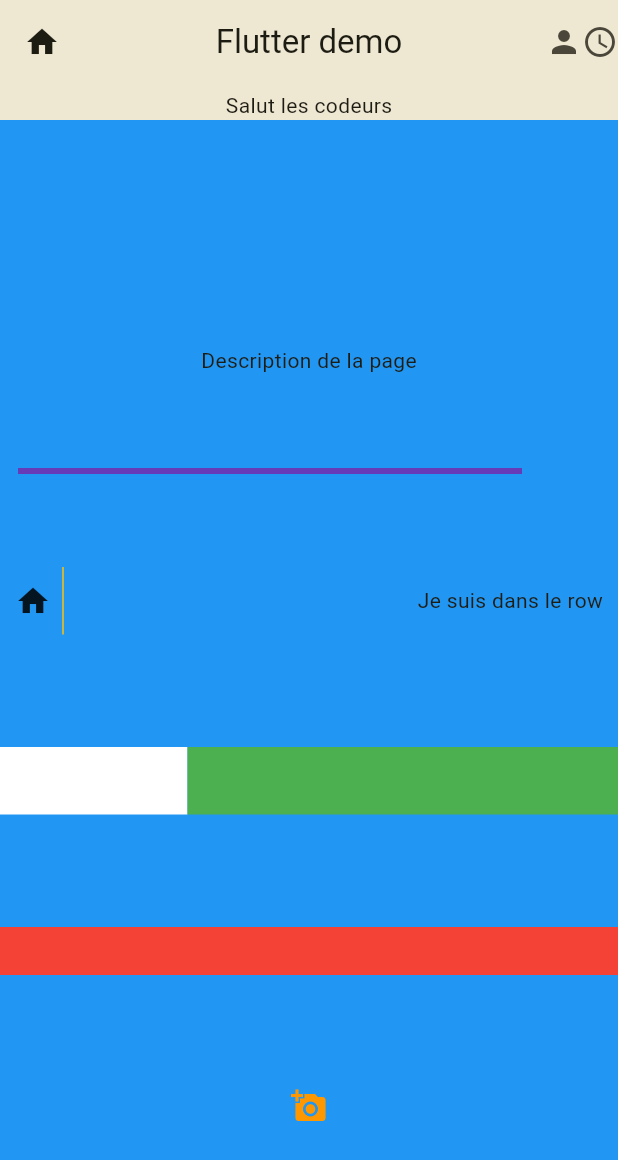
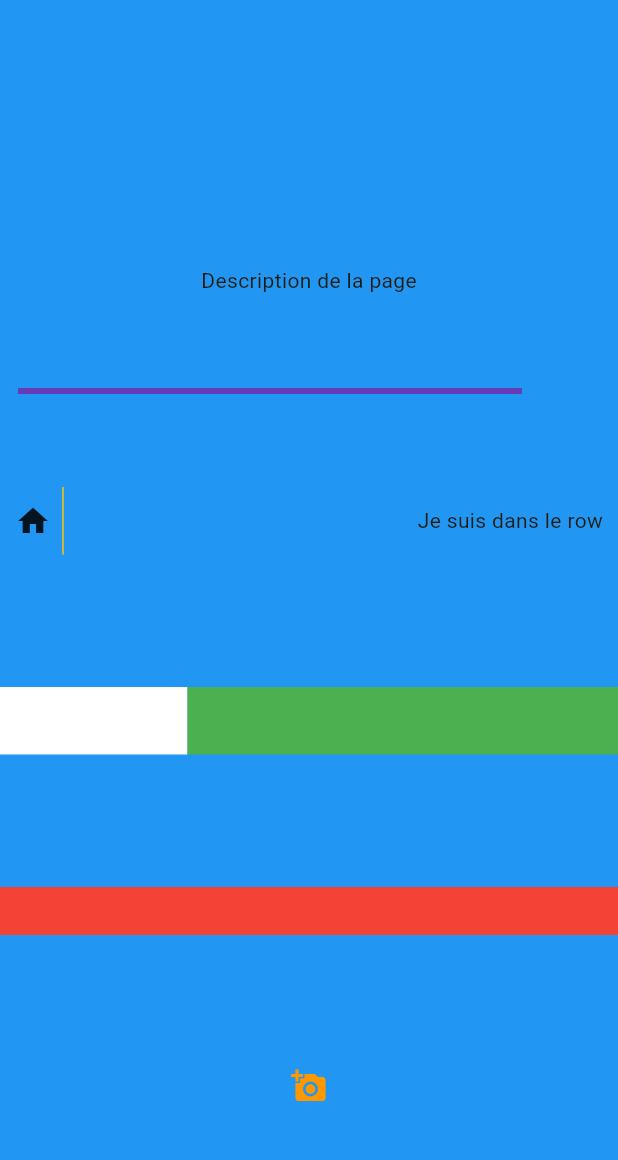
Before and after one commit to Caivin777/Tuto, a Flutter app: the screen it shows after launch, on a phone screen of 412 x 824 dp. Shown: the top 1160 px of the screen. Run offline on Flutter 3.47's test engine with Material 3 defaults, Android fonts, the light colour scheme and no system bars.

Commit message:
changement du body

```diff
--- a/lib/main.dart
+++ b/lib/main.dart
@@ -32,21 +32,8 @@ class MyApp extends StatelessWidget {
 
     return Scaffold(
       backgroundColor: Colors.blue,
-      appBar: AppBar(
-        title: Text(title),
-        leading: const Icon(Icons.home),
-        actions: [
-          Icon(Icons.person),
-          Icon(Icons.access_time),
-        ],
-        bottom: PreferredSize(
-          preferredSize: Size.fromHeight(24),
-          child: Text("Salut les codeurs"),
-          ),
-          elevation: 7,
-          centerTitle: true,
-      ),
-      body: Column(
+      body: SafeArea(
+       child: Column(
         mainAxisAlignment: MainAxisAlignment.spaceBetween,
         children: [
           const Spacer(
@@ -104,6 +91,7 @@ class MyApp extends StatelessWidget {
           const Spacer(),
         ],
       )
+      )
     );
   }
 }
```
